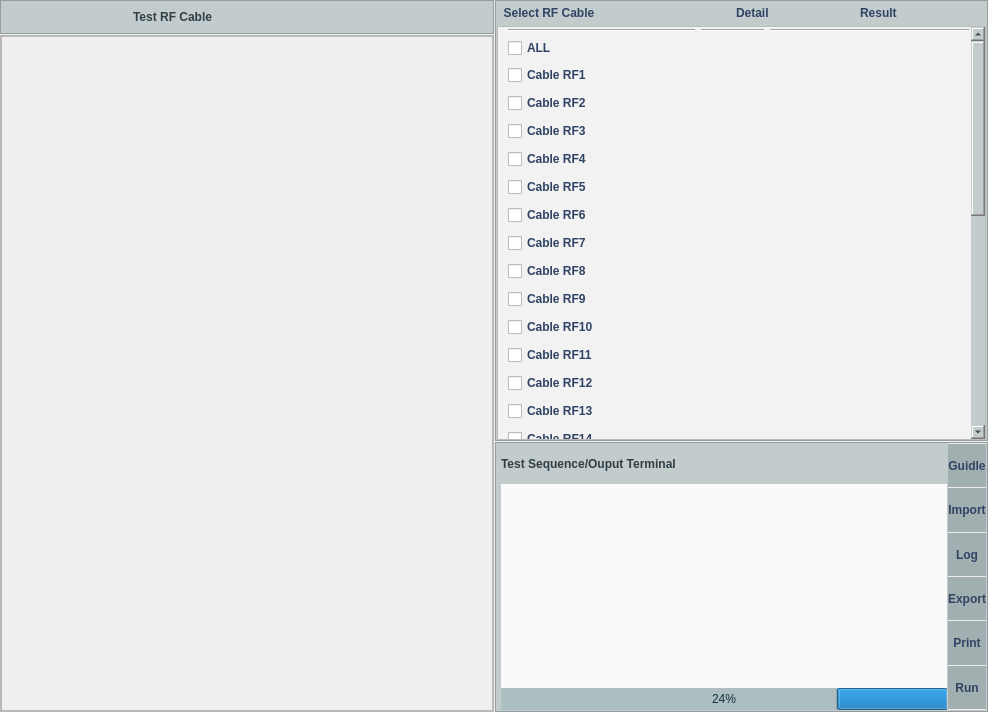
phandinhbacptit/ARS-Testing, file testrfcable.ui: the form before one commit.
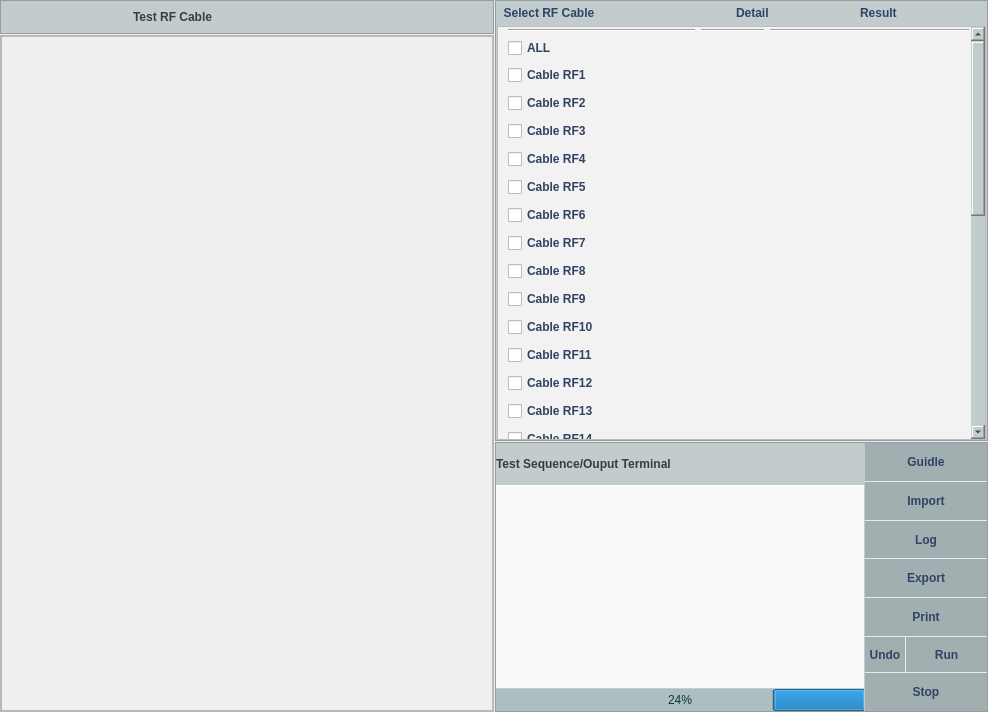
The form after the commit. Icons and pictures are not drawn.

Diff of the .ui file:
```diff
--- a/testrfcable.ui
+++ b/testrfcable.ui
@@ -3905,25 +3905,22 @@
      <property name="frameShadow">
       <enum>QFrame::Raised</enum>
      </property>
-     <layout class="QGridLayout" name="gridLayout_6" rowstretch="2,8,2,0">
+     <layout class="QGridLayout" name="gridLayout_9" rowstretch="2,10,1" columnstretch="3,1">
       <property name="leftMargin">
-       <number>5</number>
+       <number>0</number>
       </property>
       <property name="topMargin">
        <number>0</number>
       </property>
       <property name="rightMargin">
-       <number>1</number>
+       <number>0</number>
       </property>
       <property name="bottomMargin">
-       <number>1</number>
-      </property>
-      <property name="horizontalSpacing">
-       <number>1</number>
-      </property>
-      <property name="verticalSpacing">
        <number>0</number>
       </property>
+      <property name="spacing">
+       <number>1</number>
+      </property>
       <item row="0" column="0">
        <widget class="QLabel" name="label_2">
         <property name="styleSheet">
@@ -3937,7 +3934,27 @@
         </property>
        </widget>
       </item>
-      <item row="3" column="0">
+      <item row="1" column="0">
+       <widget class="QFrame" name="frame_5">
+        <property name="styleSheet">
+         <string notr="true">QFrame
+{
+font: 87 10pt &quot;Sans&quot;; 
+font:bold;
+ background-color: rgb(250, 250, 250); 
+color: rgb(49, 67, 100);
+border:none;
+}</string>
+        </property>
+        <property name="frameShape">
+         <enum>QFrame::StyledPanel</enum>
+        </property>
+        <property name="frameShadow">
+         <enum>QFrame::Raised</enum>
+        </property>
+       </widget>
+      </item>
+      <item row="2" column="0">
        <widget class="QProgressBar" name="progressBar">
         <property name="styleSheet">
          <string notr="true">background-color:rgba(97, 137, 147, 55);
@@ -3958,7 +3975,7 @@
         </property>
        </widget>
       </item>
-      <item row="0" column="1" rowspan="4">
+      <item row="0" column="1" rowspan="3">
        <widget class="QFrame" name="frame_6">
         <property name="styleSheet">
          <string notr="true">QFrame
@@ -3976,20 +3993,20 @@
         <property name="frameShadow">
          <enum>QFrame::Raised</enum>
         </property>
-        <layout class="QGridLayout" name="gridLayout_5">
+        <layout class="QGridLayout" name="gridLayout_6">
          <property name="leftMargin">
           <number>0</number>
          </property>
          <property name="topMargin">
-          <number>1</number>
+          <number>0</number>
          </property>
          <property name="rightMargin">
           <number>0</number>
          </property>
          <property name="bottomMargin">
-          <number>1</number>
+          <number>0</number>
          </property>
-         <property name="verticalSpacing">
+         <property name="spacing">
           <number>1</number>
          </property>
          <item row="0" column="0">
@@ -4198,7 +4215,105 @@
           </widget>
          </item>
          <item row="5" column="0">
-          <widget class="QPushButton" name="btnRunRfte">
+          <layout class="QGridLayout" name="gridLayout_5" columnstretch="1,2">
+           <property name="spacing">
+            <number>1</number>
+           </property>
+           <item row="0" column="0">
+            <widget class="QPushButton" name="btnUndoRfte">
+             <property name="minimumSize">
+              <size>
+               <width>0</width>
+               <height>35</height>
+              </size>
+             </property>
+             <property name="styleSheet">
+              <string notr="true">QPushButton
+{
+border-color: rgb(49, 67, 100);
+color: rgb(49,67,100);
+background-color: rgb(162,175,176); 
+font: 87 8pt &quot;Myriad Pro&quot;;
+font:bold;
+outline:none;
+border:none;
+}
+QPushButton::hover
+{
+   background-color:rgba(146,165,201);
+  	border:none;
+  	outline:none;
+}</string>
+             </property>
+             <property name="text">
+              <string>Undo</string>
+             </property>
+             <property name="icon">
+              <iconset resource="resources.qrc">
+               <normaloff>:/Test/images/button/back_icon.png</normaloff>:/Test/images/button/back_icon.png</iconset>
+             </property>
+             <property name="iconSize">
+              <size>
+               <width>20</width>
+               <height>20</height>
+              </size>
+             </property>
+            </widget>
+           </item>
+           <item row="0" column="1">
+            <widget class="QPushButton" name="btnRunRfte">
+             <property name="sizePolicy">
+              <sizepolicy hsizetype="Minimum" vsizetype="Preferred">
+               <horstretch>0</horstretch>
+               <verstretch>0</verstretch>
+              </sizepolicy>
+             </property>
+             <property name="minimumSize">
+              <size>
+               <width>0</width>
+               <height>35</height>
+              </size>
+             </property>
+             <property name="styleSheet">
+              <string notr="true">QPushButton
+{
+border-color: rgb(49, 67, 100);
+color: rgb(49,67,100);
+background-color: rgb(162,175,176); 
+font: 87 8pt &quot;Myriad Pro&quot;;
+font:bold;
+outline:none;
+border:none;
+}
+QPushButton::hover
+{
+   background-color:rgba(146,165,201);
+  	border:none;
+  	outline:none;
+}</string>
+             </property>
+             <property name="text">
+              <string>Run</string>
+             </property>
+             <property name="icon">
+              <iconset resource="resources.qrc">
+               <normaloff>:/Test/images/button/start_icon_3.png</normaloff>:/Test/images/button/start_icon_3.png</iconset>
+             </property>
+             <property name="iconSize">
+              <size>
+               <width>20</width>
+               <height>20</height>
+              </size>
+             </property>
+            </widget>
+           </item>
+          </layout>
+         </item>
+         <item row="6" column="0">
+          <widget class="QPushButton" name="btnStopRfte">
+           <property name="enabled">
+            <bool>false</bool>
+           </property>
            <property name="sizePolicy">
             <sizepolicy hsizetype="Minimum" vsizetype="Preferred">
              <horstretch>0</horstretch>
@@ -4211,7 +4326,7 @@
 border-color: rgb(49, 67, 100);
 color: rgb(49,67,100);
 background-color: rgb(162,175,176); 
-font: 87 10pt &quot;Myriad Pro&quot;;
+font: 87 11pt &quot;Myriad Pro&quot;;
 font:bold;
 outline:none;
 border:none;
@@ -4224,7 +4339,7 @@
 }</string>
            </property>
            <property name="text">
-            <string>Run</string>
+            <string>Stop</string>
            </property>
            <property name="icon">
             <iconset resource="resources.qrc">
@@ -4232,8 +4347,8 @@
            </property>
            <property name="iconSize">
             <size>
-             <width>20</width>
-             <height>20</height>
+             <width>25</width>
+             <height>25</height>
             </size>
            </property>
           </widget>
@@ -4241,26 +4356,6 @@
         </layout>
        </widget>
       </item>
-      <item row="1" column="0" rowspan="2">
-       <widget class="QFrame" name="frame_5">
-        <property name="styleSheet">
-         <string notr="true">QFrame
-{
-font: 87 10pt &quot;Sans&quot;; 
-font:bold;
- background-color: rgb(250, 250, 250); 
-color: rgb(49, 67, 100);
-border:none;
-}</string>
-        </property>
-        <property name="frameShape">
-         <enum>QFrame::StyledPanel</enum>
-        </property>
-        <property name="frameShadow">
-         <enum>QFrame::Raised</enum>
-        </property>
-       </widget>
-      </item>
      </layout>
     </widget>
    </item>
```
Left out of the diff: 4 changed lines with no effect on the pictures.
